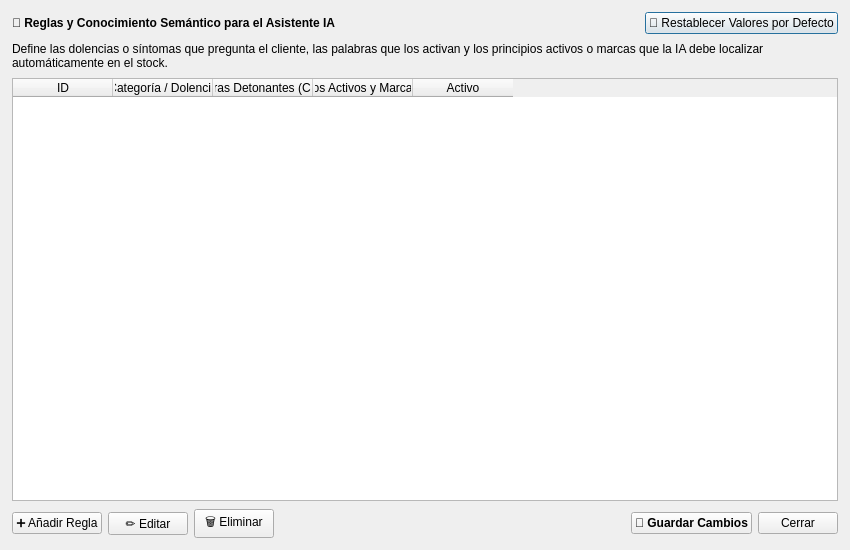
Ladis72/tienda, file dialogconocimientoia.ui: the form before one commit.
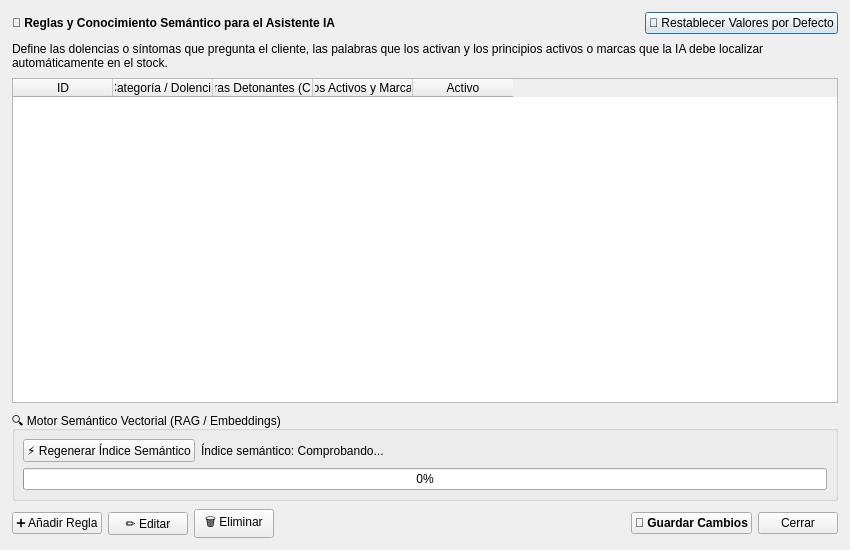
The form after the commit.

Commit message: feat: add bulk photo processing, AI enrichment dialogs, and vector embedding indexing support

The edit to the form file:
```diff
--- a/dialogconocimientoia.ui
+++ b/dialogconocimientoia.ui
@@ -113,6 +113,77 @@
      </column>
     </widget>
    </item>
+   <item>
+    <widget class="QGroupBox" name="groupBoxIndice">
+     <property name="title">
+      <string>🔍 Motor Semántico Vectorial (RAG / Embeddings)</string>
+     </property>
+     <layout class="QVBoxLayout" name="verticalLayoutIndice">
+      <property name="spacing">
+       <number>6</number>
+      </property>
+      <property name="leftMargin">
+       <number>8</number>
+      </property>
+      <property name="topMargin">
+       <number>8</number>
+      </property>
+      <property name="rightMargin">
+       <number>8</number>
+      </property>
+      <property name="bottomMargin">
+       <number>8</number>
+      </property>
+      <item>
+       <layout class="QHBoxLayout" name="horizontalLayoutIndice">
+        <item>
+         <widget class="QPushButton" name="pushButtonRegenerarIndice">
+          <property name="toolTip">
+           <string>Genera o actualiza los embeddings semánticos de todos los artículos y áreas de fitoterapia con Ollama</string>
+          </property>
+          <property name="text">
+           <string>⚡ Regenerar Índice Semántico</string>
+          </property>
+         </widget>
+        </item>
+        <item>
+         <widget class="QLabel" name="labelEstadoIndice">
+          <property name="text">
+           <string>Índice semántico: Comprobando...</string>
+          </property>
+         </widget>
+        </item>
+        <item>
+         <spacer name="horizontalSpacer_Indice">
+          <property name="orientation">
+           <enum>Qt::Horizontal</enum>
+          </property>
+          <property name="sizeHint" stdset="0">
+           <size>
+            <width>40</width>
+            <height>20</height>
+           </size>
+          </property>
+         </spacer>
+        </item>
+       </layout>
+      </item>
+      <item>
+       <widget class="QProgressBar" name="progressBarIndice">
+        <property name="value">
+         <number>0</number>
+        </property>
+        <property name="textVisible">
+         <bool>true</bool>
+        </property>
+        <property name="visible">
+         <bool>false</bool>
+        </property>
+       </widget>
+      </item>
+     </layout>
+    </widget>
+   </item>
    <item>
     <layout class="QHBoxLayout" name="horizontalLayoutAcciones">
      <property name="spacing">
```
The commit also changes 29 other files.
